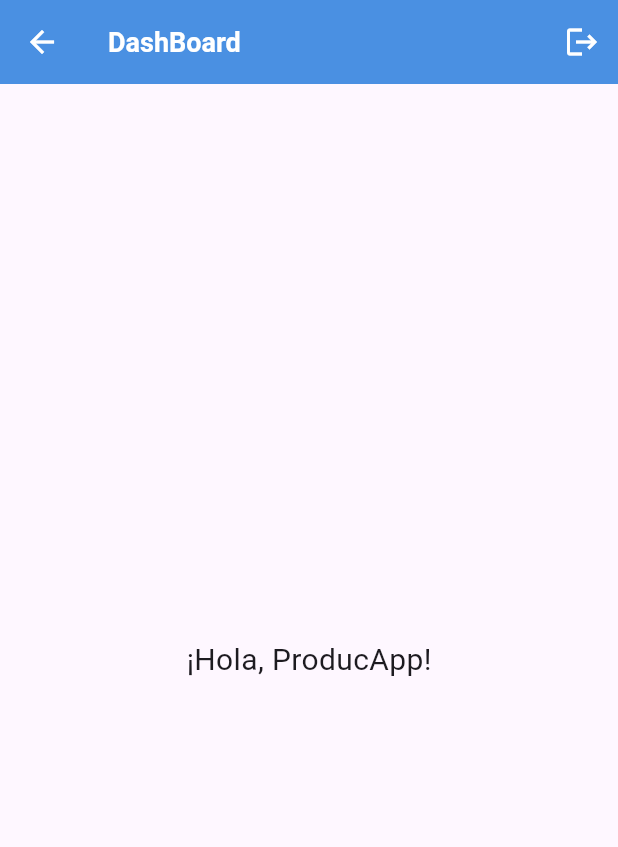
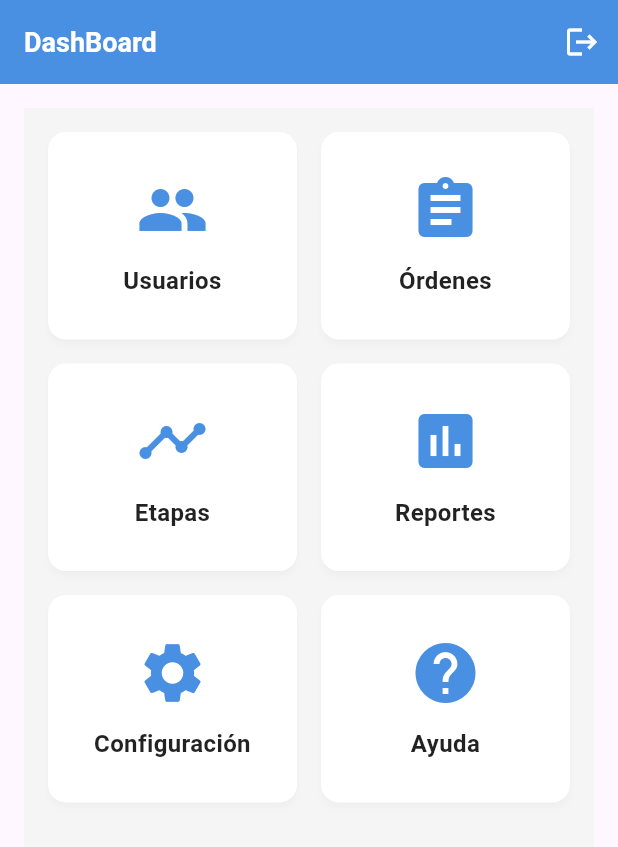
Before and after one commit to lmcadev-productApp/ProducApp, a Flutter app: the AdminDashboard widget shown alone on an empty page, opened directly, on a phone screen of 412 x 824 dp. Shown: the top 847 px of the screen. Run offline on Flutter 3.47's test engine with Material 3 defaults, Android fonts, the phone set to English and light mode, and no system bars; our stand-ins replace shared_preferences; accounts and stored records are empty.

Commit message:
feat: implementar dashboard del administrador con redirección

```diff
--- a/frontend/lib/screens/admin/dashboard/dashboard_page.dart
+++ b/frontend/lib/screens/admin/dashboard/dashboard_page.dart
@@ -1,7 +1,12 @@
 import 'package:flutter/material.dart';
+import 'package:frontend/screens/admin/analytics/analytics_page.dart';
+import 'package:frontend/screens/admin/orders/orders_page.dart';
+import 'package:frontend/screens/admin/stage/stages_page.dart';
+import 'package:frontend/screens/admin/users/users_page.dart';
 import 'package:frontend/utils/shared_preferences_helper.dart';
 import 'package:frontend/widgets/section/section_header.dart';
 import 'package:frontend/screens/login/login_page.dart';
+import 'package:frontend/widgets/dashboard/dashboard_grid.dart';
 
 class AdminDashboard extends StatefulWidget {
   @override
@@ -9,21 +14,100 @@ class AdminDashboard extends StatefulWidget {
 }
 
 class _AdminDashboardState extends State<AdminDashboard> {
+  // Funciones para navegar a diferentes pantallas
+  void _navigateToUsers() {
+    Navigator.push(context,
+        MaterialPageRoute(builder: (context) => AdminUserStateManagement()));
+    print('Navegando a Usuarios');
+  }
+
+  void _navigateToOrders() {
+    Navigator.push(
+        context, MaterialPageRoute(builder: (context) => AdminOrders()));
+    print('Navegando a Órdenes');
+  }
+
+  void _navigateToStages() {
+    Navigator.push(
+        context, MaterialPageRoute(builder: (context) => AdminStages()));
+    print('Navegando a Etapas');
+  }
+
+  void _navigateToReports() {
+    Navigator.push(
+        context, MaterialPageRoute(builder: (context) => AdminAnalytics()));
+    print('Navegando a Reportes');
+  }
+
+  void _navigateToSettings() {
+    // Navigator.push(context, MaterialPageRoute(builder: (context) => SettingsScreen()));
+    print('Navegando a Configuración');
+  }
+
+  void _navigateToHelp() {
+    // Navigator.push(context, MaterialPageRoute(builder: (context) => HelpScreen()));
+    print('Navegando a Ayuda');
+  }
+
   @override
   Widget build(BuildContext context) {
-    // Contenido de la pantalla
-    Widget contenidoPantalla = const Center(
-      child: Text(
-        '¡Hola, ProducApp!',
-        style: TextStyle(fontSize: 20),
+    // Lista de items del dashboard
+    final List<DashboardItem> dashboardItems = [
+      DashboardItem(
+        icon: Icons.people,
+        title: 'Usuarios',
+        onTap: _navigateToUsers,
+        iconColor: const Color(0xFF4A90E2),
       ),
+      DashboardItem(
+        icon: Icons.assignment,
+        title: 'Órdenes',
+        onTap: _navigateToOrders,
+        iconColor: const Color(0xFF4A90E2),
+      ),
+      DashboardItem(
+        icon: Icons.timeline,
+        title: 'Etapas',
+        onTap: _navigateToStages,
+        iconColor: const Color(0xFF4A90E2),
+      ),
+      DashboardItem(
+        icon: Icons.assessment,
+        title: 'Reportes',
+        onTap: _navigateToReports,
+        iconColor: const Color(0xFF4A90E2),
+      ),
+      DashboardItem(
+        icon: Icons.settings,
+        title: 'Configuración',
+        onTap: _navigateToSettings,
+        iconColor: const Color(0xFF4A90E2),
+      ),
+      DashboardItem(
+        icon: Icons.help,
+        title: 'Ayuda',
+        onTap: _navigateToHelp,
+        iconColor: const Color(0xFF4A90E2),
+      ),
+    ];
+
+    // Contenido de la pantalla usando el DashboardGrid
+    Widget contenidoPantalla = DashboardGrid(
+      items: dashboardItems,
+      backgroundColor: const Color(0xFFF5F5F5),
+      cardColor: Colors.white,
+      textColor: Colors.black87,
+      iconSize: 48,
+      fontSize: 16,
+      spacing: 16,
+      padding: const EdgeInsets.all(16),
     );
 
     // Widget reutilizable
     return BaseScreen(
       titulo: 'DashBoard',
       mostrarLogout: true,
-      mostrarBack: true,
+      mostrarBack: false,
       onLogout: () async {
         await SharedPreferencesHelper.clearToken(); // Elimina el token
         await SharedPreferencesHelper.clearRol(); // Elimina el rol
--- /dev/null
+++ b/frontend/lib/widgets/dashboard/dashboard_grid.dart
@@ -0,0 +1,123 @@
+import 'package:flutter/material.dart';
+
+class DashboardItem {
+  final IconData icon;
+  final String title;
+  final VoidCallback onTap;
+  final Color? iconColor;
+
+  DashboardItem({
+    required this.icon,
+    required this.title,
+    required this.onTap,
+    this.iconColor,
+  });
+}
+
+class DashboardGrid extends StatelessWidget {
+  final List<DashboardItem> items;
+  final double itemHeight;
+  final double spacing;
+  final Color backgroundColor;
+  final Color cardColor;
+  final Color textColor;
+  final double iconSize;
+  final double fontSize;
+  final EdgeInsetsGeometry padding;
+
+  const DashboardGrid({
+    Key? key,
+    required this.items,
+    this.itemHeight = 120,
+    this.spacing = 16,
+    this.backgroundColor = Colors.transparent,
+    this.cardColor = Colors.white,
+    this.textColor = Colors.black87,
+    this.iconSize = 48,
+    this.fontSize = 16,
+    this.padding = const EdgeInsets.all(16),
+  }) : super(key: key);
+
+  @override
+  Widget build(BuildContext context) {
+    return Container(
+      color: backgroundColor,
+      padding: padding,
+      child: GridView.builder(
+        gridDelegate: SliverGridDelegateWithFixedCrossAxisCount(
+          crossAxisCount: 2,
+          crossAxisSpacing: spacing,
+          mainAxisSpacing: spacing,
+          childAspectRatio: 1.2,
+        ),
+        itemCount: items.length,
+        itemBuilder: (context, index) {
+          final item = items[index];
+          return _DashboardCard(
+            item: item,
+            cardColor: cardColor,
+            textColor: textColor,
+            iconSize: iconSize,
+            fontSize: fontSize,
+          );
+        },
+      ),
+    );
+  }
+}
+
+class _DashboardCard extends StatelessWidget {
+  final DashboardItem item;
+  final Color cardColor;
+  final Color textColor;
+  final double iconSize;
+  final double fontSize;
+
+  const _DashboardCard({
+    Key? key,
+    required this.item,
+    required this.cardColor,
+    required this.textColor,
+    required this.iconSize,
+    required this.fontSize,
+  }) : super(key: key);
+
+  @override
+  Widget build(BuildContext context) {
+    return Material(
+      color: cardColor,
+      borderRadius: BorderRadius.circular(12),
+      elevation: 2,
+      shadowColor: Colors.black12,
+      child: InkWell(
+        onTap: item.onTap,
+        borderRadius: BorderRadius.circular(12),
+        child: Container(
+          padding: const EdgeInsets.all(16),
+          child: Column(
+            mainAxisAlignment: MainAxisAlignment.center,
+            children: [
+              Icon(
+                item.icon,
+                size: iconSize,
+                color: item.iconColor ?? const Color(0xFF4A90E2),
+              ),
+              const SizedBox(height: 12),
+              Text(
+                item.title,
+                style: TextStyle(
+                  fontSize: fontSize,
+                  fontWeight: FontWeight.w600,
+                  color: textColor,
+                ),
+                textAlign: TextAlign.center,
+                maxLines: 2,
+                overflow: TextOverflow.ellipsis,
+              ),
+            ],
+          ),
+        ),
+      ),
+    );
+  }
+}
--- a/frontend/lib/widgets/section/section_header.dart
+++ b/frontend/lib/widgets/section/section_header.dart
@@ -22,6 +22,8 @@ class BaseScreen extends StatelessWidget {
 
   @override
   Widget build(BuildContext context) {
+    final headerColor = colorHeader ?? const Color(0xFF4A90E2);
+
     return Scaffold(
       appBar: AppBar(
         leading: mostrarBack
@@ -38,8 +40,11 @@ class BaseScreen extends StatelessWidget {
             color: Colors.white,
           ),
         ),
-        backgroundColor: colorHeader ?? const Color(0xFF4A90E2),
+        backgroundColor: headerColor,
         elevation: 0,
+        // Fuerza el tema de iconos a blanco
+        iconTheme: const IconThemeData(color: Colors.white),
+        actionsIconTheme: const IconThemeData(color: Colors.white),
         actions: mostrarLogout
             ? [
                 IconButton(
@@ -56,32 +61,3 @@ class BaseScreen extends StatelessWidget {
     );
   }
 }
-/*
-
-// Solo flecha de regreso
-BaseScreen(
-  titulo: 'Detalles',
-  mostrarBack: true,
-  contenido: MiContenido(),
-),
-
-// Solo botón de cerrar sesión
-BaseScreen(
-  titulo: 'Inicio',
-  mostrarLogout: true,
-  onLogout: () {
-    // Lógica de cerrar sesión
-  },
-  contenido: MiContenido(),
-),
-
-
-// Ambos
-BaseScreen(
-  titulo: 'Perfil',
-  mostrarBack: true,
-  mostrarLogout: true,
-  onLogout: () => cerrarSesion(),
-  contenido: MiContenido(),
-
-*/
```
